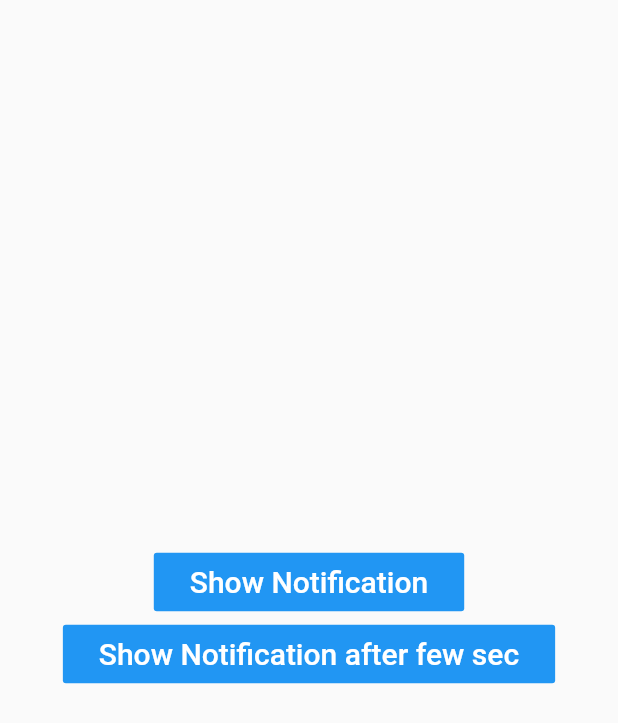
After one commit to Arjun544/state_management, a Flutter app: the Home screen opened directly, on a phone screen of 412 x 824 dp. The commit adds this screen. Shown: the top 723 px of the screen. Run offline on Flutter 3.47's test engine with Material 2 defaults, Android fonts, the phone set to English and light mode, and no system bars; our stand-ins replace flutter_local_notifications, get, rxdart, timezone.

Commit message:
Show Local Notification - fix by Lưu Viết Soạn.

```diff
--- /dev/null
+++ b/lib/home.dart
@@ -0,0 +1,57 @@
+import 'package:flutter/material.dart';
+import 'package:state_management/local_notification.dart';
+import 'package:state_management/second_route_page.dart';
+
+class Home extends StatefulWidget {
+  @override
+  _HomeState createState() => _HomeState();
+}
+
+class _HomeState extends State<Home> {
+  @override
+  void initState() {
+    // TODO: implement initState
+    super.initState();
+    localnotifiManager.setOnNotificationClick(onClick);
+  }
+  onClick(String Payload){
+    Navigator.of(context).push(MaterialPageRoute(builder: (context)=>SecondRoute()));
+  }
+  @override
+  Widget build(BuildContext context) {
+    return Scaffold(
+      body: Container(
+        width: double.infinity,
+        child: Column(
+          mainAxisAlignment: MainAxisAlignment.center,
+          children: <Widget>[
+            FlatButton(
+              color: Colors.blue,
+              onPressed: (){
+                localnotifiManager.showsheduleNotification(0, "title", "body", "payload");
+            },
+              child: Padding(
+                padding: const EdgeInsets.all(8.0),
+                child: Text(
+                  "Show Notification",
+                  style: TextStyle(fontSize: 20.0, color: Colors.white),
+                ),
+              ),
+            ),
+            FlatButton(
+              color: Colors.blue,
+              onPressed: (){},
+              child: Padding(
+                padding: const EdgeInsets.all(8.0),
+                child: Text(
+                  "Show Notification after few sec",
+                  style: TextStyle(fontSize: 20.0, color: Colors.white),
+                ),
+              ),
+            ),
+          ],
+        ),
+      ),
+    );
+  }
+}
--- a/lib/main.dart
+++ b/lib/main.dart
@@ -2,10 +2,12 @@ import 'package:flutter/material.dart';
 import 'package:flutter_local_notifications/flutter_local_notifications.dart';
 import 'package:flutter/cupertino.dart';
 import 'package:get/get.dart';
+import 'package:state_management/home.dart';
 import 'package:state_management/home_page.dart';
 import 'package:state_management/second_route_page.dart';
 
 void main() {
+  WidgetsFlutterBinding.ensureInitialized();//thieu dong` nay`
   runApp(
       GetMaterialApp(
           home: HomePage()
--- a/pubspec.yaml
+++ b/pubspec.yaml
@@ -26,6 +26,8 @@ dependencies:
   flutter_local_notifications: ^3.0.3
   get: ^3.17.1
   sqflite:
+  rxdart: ^0.25.0
+
 
   # The following adds the Cupertino Icons font to your application.
   # Use with the CupertinoIcons class for iOS style icons.
```
Also changed, not shown: lib/home_controller.dart (+49 -19 lines), lib/local_notification.dart (added, +151 -0 lines), pubspec.lock.
